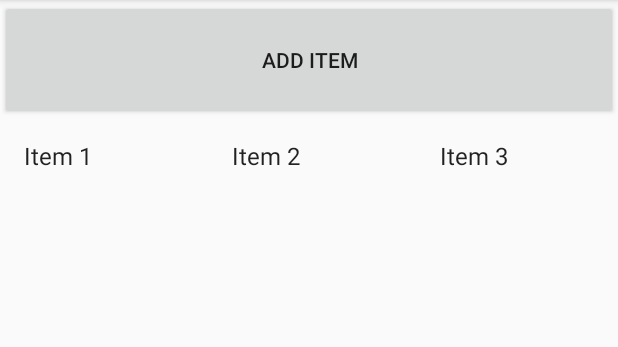
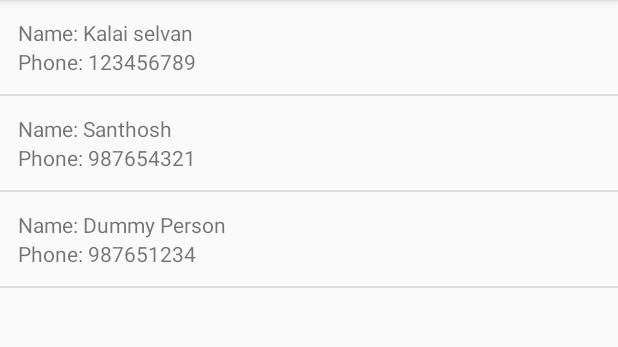
Before and after one commit to KalaiselvanSivakumar/Tutorial-Codes, an Android app: the screen it shows after launch (MainActivity), on a phone screen of 412 x 824 dp, the part 84-431 px from its top. Run offline under Robolectric (Android 15) with nearby library versions, the phone set to English and light mode, and no system bars.

Commit message:
User Interface Layouts: Custom Adapter and Custom layout into ListView

```diff
--- /dev/null
+++ b/Applications/Android/Android_Programming_Succinctly/Chapter4_UserInterfaceLayouts/app/src/main/java/com/blueflame/chapter4_userinterfacelayouts/ContactDataItem.java
@@ -0,0 +1,13 @@
+package com.blueflame.chapter4_userinterfacelayouts;
+
+public class ContactDataItem {
+
+	String name;
+	String phoneNumber;
+
+	public ContactDataItem(String name, String phoneNumber) {
+		this.name = name;
+		this.phoneNumber = phoneNumber;
+	}
+
+}
--- /dev/null
+++ b/Applications/Android/Android_Programming_Succinctly/Chapter4_UserInterfaceLayouts/app/src/main/java/com/blueflame/chapter4_userinterfacelayouts/ContactListAdapter.java
@@ -0,0 +1,60 @@
+package com.blueflame.chapter4_userinterfacelayouts;
+
+import android.content.Context;
+import android.view.LayoutInflater;
+import android.view.View;
+import android.view.ViewGroup;
+import android.widget.BaseAdapter;
+import android.widget.TextView;
+
+import java.util.ArrayList;
+
+public class ContactListAdapter extends BaseAdapter {
+
+	private static LayoutInflater inflater;
+	private ArrayList<ContactDataItem> data;
+	private Context context;
+
+	public ContactListAdapter(Context context, ArrayList<ContactDataItem> data) {
+		this.context = context;
+		this.data = data;
+		inflater = (LayoutInflater) context.getSystemService(Context.LAYOUT_INFLATER_SERVICE);
+	}
+
+	@Override
+	public int getCount() {
+		return data.size();
+	}
+
+	@Override
+	public Object getItem(int position) {
+		return data.get(position);
+	}
+
+	@Override
+	public long getItemId(int position) {
+		return position;
+	}
+
+	@Override
+	public View getView(int position, View convertView, ViewGroup parent) {
+		// See if the view needs to be inflated
+		if (convertView == null) {
+			convertView = inflater.inflate(R.layout.custom_list_view, null);
+		}
+
+		// Extract the desired views
+		TextView contactNameValue = convertView.findViewById(R.id.customListViewNameValue);
+		TextView contactPhoneValue = convertView.findViewById(R.id.customListViewPhoneValue);
+
+		// Get the data item
+		ContactDataItem dataItem = data.get(position);
+
+		// Set the data in view
+		contactNameValue.setText(dataItem.name);
+		contactPhoneValue.setText(dataItem.phoneNumber);
+
+		return convertView;
+	}
+
+}
--- a/Applications/Android/Android_Programming_Succinctly/Chapter4_UserInterfaceLayouts/app/src/main/java/com/blueflame/chapter4_userinterfacelayouts/MainActivity.java
+++ b/Applications/Android/Android_Programming_Succinctly/Chapter4_UserInterfaceLayouts/app/src/main/java/com/blueflame/chapter4_userinterfacelayouts/MainActivity.java
@@ -18,6 +18,8 @@ public class MainActivity extends Activity {
 	private static final String TAG = MainActivity.class.getName();
 	private ArrayList<String> editableData;
 	private ArrayAdapter<String> editableAdapter;
+	private ArrayList<ContactDataItem> contactDataItems;
+	private ContactListAdapter contactListAdapter;
 	private int count;
 
 	@Override
@@ -71,6 +73,8 @@ public class MainActivity extends Activity {
 		);
 		*/
 
+        // Editable grid view
+		/*
         setContentView(R.layout.activity_edit_data_set);
 
         this.editableData = new ArrayList<>();
@@ -90,6 +94,20 @@ public class MainActivity extends Activity {
 				editableAdapter.notifyDataSetChanged();
 			}
 		});
+		*/
+
+		// Custom ListView and Adapter
+		setContentView(R.layout.activity_listview);
+
+		this.contactDataItems = new ArrayList<>();
+		this.contactDataItems.add(new ContactDataItem("Kalai selvan", "123456789"));
+		this.contactDataItems.add(new ContactDataItem("Santhosh", "987654321"));
+		this.contactDataItems.add(new ContactDataItem("Dummy Person", "987651234"));
+
+		contactListAdapter = new ContactListAdapter(this, contactDataItems);
+		ListView contactListView = findViewById(R.id.listView);
+		contactListView.setAdapter(contactListAdapter);
+
 	}
 
 	public void addItem(View view) {
--- /dev/null
+++ b/Applications/Android/Android_Programming_Succinctly/Chapter4_UserInterfaceLayouts/app/src/main/res/layout/custom_list_view.xml
@@ -0,0 +1,33 @@
+<?xml version="1.0" encoding="utf-8"?>
+<RelativeLayout xmlns:android="http://schemas.android.com/apk/res/android"
+	android:layout_width="match_parent"
+	android:layout_height="match_parent"
+	android:padding="12dp">
+
+	<TextView
+		android:id="@+id/customListViewNameLabel"
+		android:layout_width="wrap_content"
+		android:layout_height="wrap_content"
+		android:text="@string/custom_list_view_name_label" />
+
+	<TextView
+		android:id="@+id/customListViewNameValue"
+		android:layout_width="wrap_content"
+		android:layout_height="wrap_content"
+		android:layout_toEndOf="@id/customListViewNameLabel" />
+
+	<TextView
+		android:id="@+id/customListViewPhoneLabel"
+		android:layout_width="wrap_content"
+		android:layout_height="wrap_content"
+		android:layout_below="@id/customListViewNameLabel"
+		android:text="@string/custom_list_view_phone_label" />
+
+	<TextView
+		android:id="@+id/customListViewPhoneValue"
+		android:layout_width="wrap_content"
+		android:layout_height="wrap_content"
+		android:layout_below="@id/customListViewNameLabel"
+		android:layout_toEndOf="@id/customListViewPhoneLabel" />
+
+</RelativeLayout>
--- a/Applications/Android/Android_Programming_Succinctly/Chapter4_UserInterfaceLayouts/app/src/main/res/values/strings.xml
+++ b/Applications/Android/Android_Programming_Succinctly/Chapter4_UserInterfaceLayouts/app/src/main/res/values/strings.xml
@@ -1,3 +1,5 @@
 <resources>
-    <string name="app_name">Chapter4_UserInterfaceLayouts</string>
+	<string name="app_name">Chapter4_UserInterfaceLayouts</string>
+	<string name="custom_list_view_name_label">Name:&#160;</string>
+	<string name="custom_list_view_phone_label">Phone:&#160;</string>
 </resources>
```
